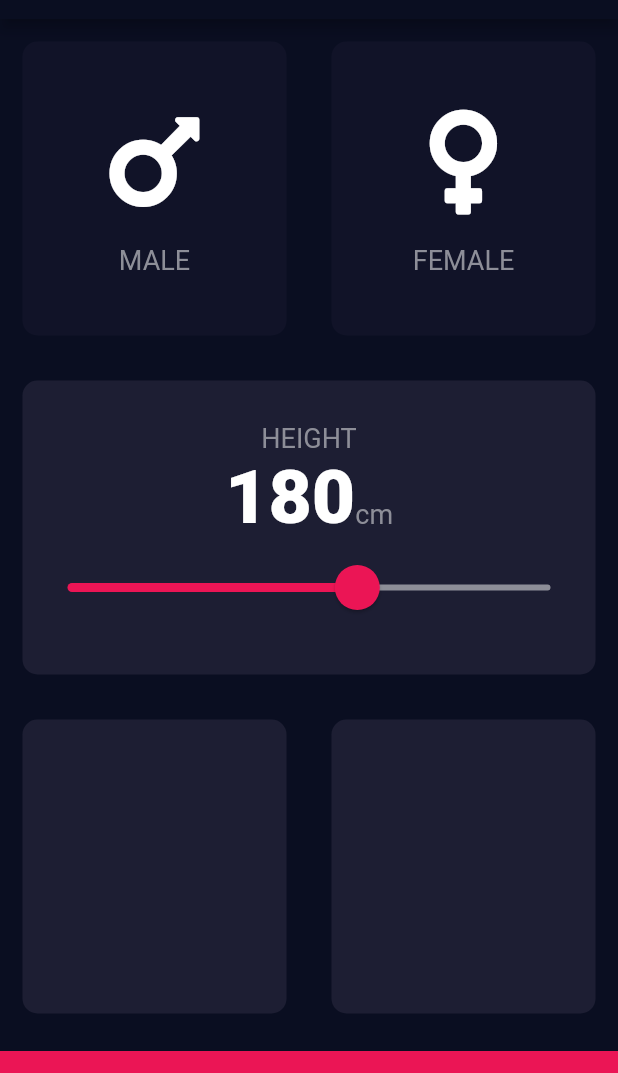
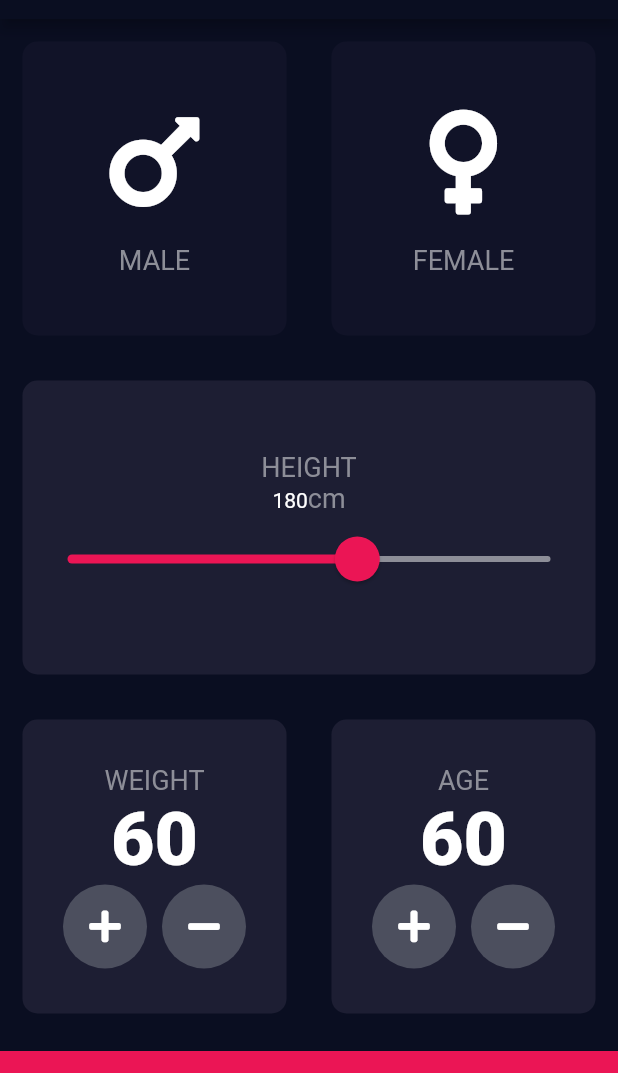
Before and after one commit to vickysingh07/BMI-Calculator, a Flutter app: the screen it shows after launch, on a phone screen of 412 x 824 dp, the part 65-1138 px from its top. Run offline on Flutter 3.47's test engine with Material 2 defaults, Android fonts, the phone set to English and light mode, and no system bars; our stand-ins replace font_awesome_flutter.

Commit message:
twelth c

```diff
--- a/lib/InputPage.dart
+++ b/lib/InputPage.dart
@@ -17,6 +17,8 @@ class InputPage extends StatefulWidget {
 class _InputPageState extends State<InputPage> {
   Gender selectedGender;
   int height = 180;
+  int weight = 60;
+  int age = 20;
 
   @override
   Widget build(BuildContext context) {
@@ -80,8 +82,6 @@ class _InputPageState extends State<InputPage> {
                   children: [
                     Text(
                       height.toString(),
-                      style:
-                          TextStyle(fontSize: 50, fontWeight: FontWeight.w900),
                     ),
                     Text("cm", style: labelTextStyle)
                   ],
@@ -118,10 +118,82 @@ class _InputPageState extends State<InputPage> {
                 Expanded(
                     child: ReusableCard(
                   colour: activeCardColour,
+                  cardChild: Column(
+                    mainAxisAlignment: MainAxisAlignment.center,
+                    children: [
+                      Text(
+                        'WEIGHT',
+                        style: labelTextStyle,
+                      ),
+                      Text(
+                        weight.toString(),
+                        style: NumberTextStyle,
+                      ),
+                      Row(
+                        mainAxisAlignment: MainAxisAlignment.center,
+                        children: [
+                          RoundIconButton(
+                            icon: FontAwesomeIcons.plus,
+                            onPressed: () {
+                              setState(() {
+                                weight++;
+                              });
+                            },
+                          ),
+                          SizedBox(
+                            width: 10.0,
+                          ),
+                          RoundIconButton(
+                              icon: FontAwesomeIcons.minus,
+                              onPressed: () {
+                                setState(() {
+                                  weight--;
+                                });
+                              })
+                        ],
+                      )
+                    ],
+                  ),
                 )),
                 Expanded(
                     child: ReusableCard(
                   colour: activeCardColour,
+                  cardChild: Column(
+                    mainAxisAlignment: MainAxisAlignment.center,
+                    children: [
+                      Text(
+                        'AGE',
+                        style: labelTextStyle,
+                      ),
+                      Text(
+                        weight.toString(),
+                        style: NumberTextStyle,
+                      ),
+                      Row(
+                        mainAxisAlignment: MainAxisAlignment.center,
+                        children: [
+                          RoundIconButton(
+                            icon: FontAwesomeIcons.plus,
+                            onPressed: () {
+                              setState(() {
+                                age++;
+                              });
+                            },
+                          ),
+                          SizedBox(
+                            width: 10.0,
+                          ),
+                          RoundIconButton(
+                              icon: FontAwesomeIcons.minus,
+                              onPressed: () {
+                                setState(() {
+                                  age--;
+                                });
+                              })
+                        ],
+                      )
+                    ],
+                  ),
                 ))
               ],
             ),
@@ -137,3 +209,21 @@ class _InputPageState extends State<InputPage> {
     );
   }
 }
+
+class RoundIconButton extends StatelessWidget {
+  RoundIconButton({@required this.icon, @required this.onPressed});
+  final IconData icon;
+  final Function onPressed;
+
+  @override
+  Widget build(BuildContext context) {
+    return RawMaterialButton(
+      elevation: 0.0,
+      child: Icon(icon),
+      onPressed: onPressed,
+      constraints: BoxConstraints.tightFor(width: 56.0, height: 56.0),
+      shape: CircleBorder(),
+      fillColor: Color(0xFF4C4F5E),
+    );
+  }
+}
--- a/lib/contstants.dart
+++ b/lib/contstants.dart
@@ -5,6 +5,8 @@ const labelTextStyle = TextStyle(
   color: Color(0xFF8D8E98),
 );
 
+const NumberTextStyle = TextStyle(fontSize: 50, fontWeight: FontWeight.w900);
+
 const bottomContainerHeight = 80.0;
 const activeCardColour = Color(0xFF1D1E33);
 const inactiveCardColour = Color(0xFF111328);
```
